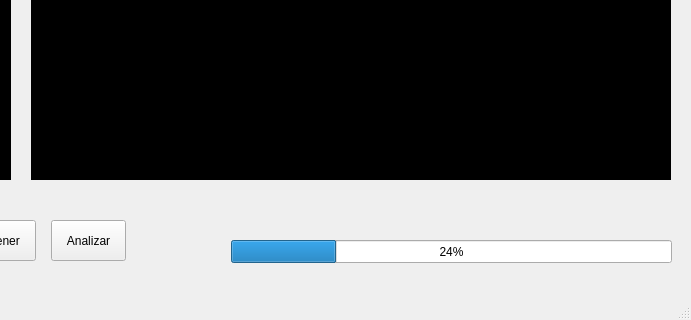
This is Proyecto/main.ui in OdalysMn/TT2-Final as Qt 5 draws it before an edit; both pictures show x 649 to 1340 and y 350 to 670 of the 1340 by 670 pixel window. The edited form follows.
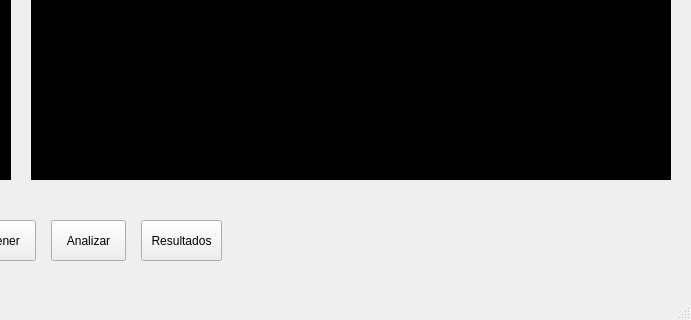
This is the edited form. Icons and pictures are not drawn.

The edit to the form file:
```diff
--- a/Proyecto/main.ui
+++ b/Proyecto/main.ui
@@ -318,19 +318,6 @@
      <string>:s</string>
     </property>
    </widget>
-   <widget class="QProgressBar" name="progBar">
-    <property name="geometry">
-     <rect>
-      <x>880</x>
-      <y>590</y>
-      <width>441</width>
-      <height>23</height>
-     </rect>
-    </property>
-    <property name="value">
-     <number>24</number>
-    </property>
-   </widget>
    <widget class="QLabel" name="lblProcess">
     <property name="geometry">
      <rect>
@@ -350,6 +337,28 @@
      <string/>
     </property>
    </widget>
+   <widget class="QPushButton" name="btnResultados">
+    <property name="geometry">
+     <rect>
+      <x>790</x>
+      <y>570</y>
+      <width>81</width>
+      <height>41</height>
+     </rect>
+    </property>
+    <property name="font">
+     <font>
+      <family>Arial</family>
+     </font>
+    </property>
+    <property name="text">
+     <string>Resultados</string>
+    </property>
+    <property name="icon">
+     <iconset>
+      <normaloff>../resources/btn3.png</normaloff>../resources/btn3.png</iconset>
+    </property>
+   </widget>
   </widget>
   <widget class="QMenuBar" name="menubar">
    <property name="geometry">
```
